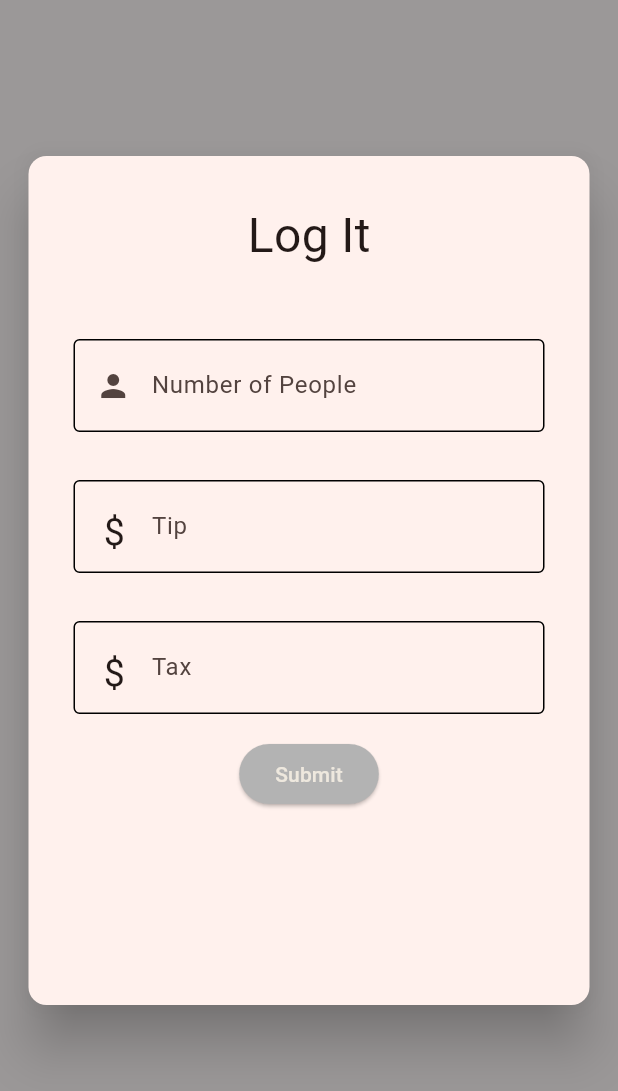
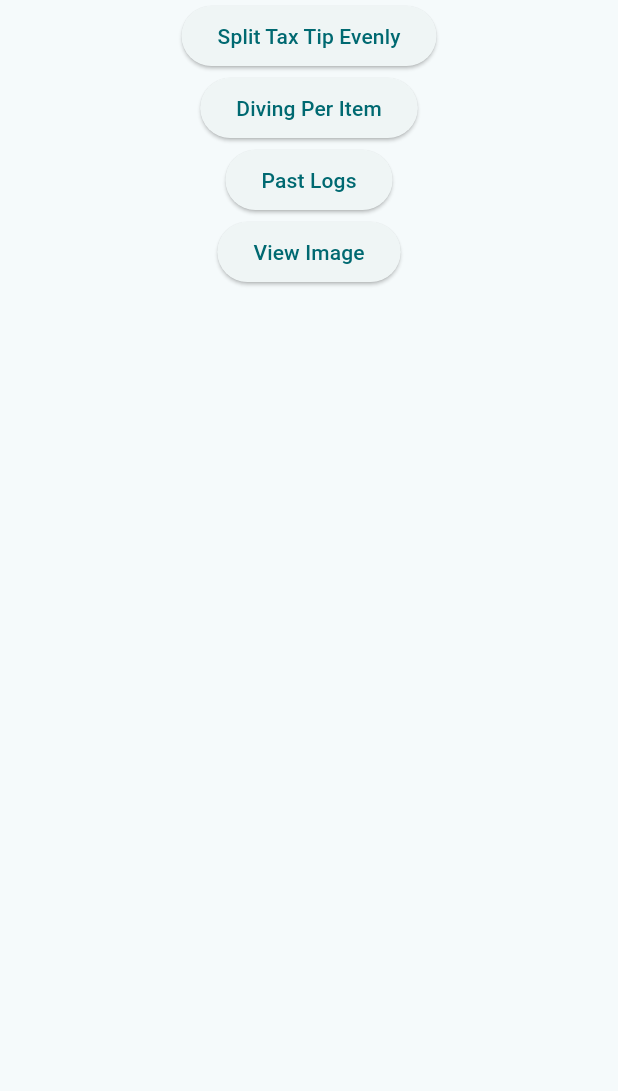
Before and after one commit to CNsquared/ABGapp, a Flutter app: the screen it shows after launch, on a phone screen of 412 x 824 dp. Shown: the top 1091 px of the screen. Run offline on Flutter 3.47's test engine with Material 2 defaults, Android fonts, the light colour scheme and no system bars; our stand-ins replace camera, go_router, shared_preferences.

Commit message:
Revamp two ?

```diff
--- a/lib/DataEntryPage.dart
+++ /dev/null
@@ -1,158 +0,0 @@
-
-
-import 'dart:developer';
-
-import 'package:abg_app/HomePage.dart';
-import 'package:flutter/material.dart';
-import 'package:flutter/services.dart';
-import 'package:provider/provider.dart';
-
-import 'main.dart';
-
-class DataEntryPage extends StatelessWidget{
-
-
-  @override
-  Widget build(BuildContext context) {
-
-    return Column(
-        children: <Widget>[
-          SizedBox(height: 30),
-          Text("Log It", style: TextStyle(fontSize: 32)),
-          SizedBox(height: 30),
-          PeopleEntryForm(),
-          TipEntryForm(),
-          TaxEntryForm(),
-        ]
-    );
-
-  }
-}
-
-
-
-class TipEntryForm extends StatelessWidget{
-
-  const TipEntryForm({
-    super.key,
-  });
-
-  @override
-  Widget build(BuildContext context) {
-    var appState = context.watch<AbgAppState>();
-    return Padding(
-      padding: const EdgeInsets.symmetric(horizontal: 30, vertical: 16),
-      child: TextFormField(
-        onChanged: (text) {
-          if(text != "") {
-            appState.setTip(double.parse(text));
-          }
-        },
-        style: const TextStyle(fontSize: 20, color: Colors.black),
-        decoration: InputDecoration(
-          enabledBorder: const OutlineInputBorder(
-            borderSide: BorderSide(color: Colors.black),
-          ),
-          focusedBorder: const OutlineInputBorder(
-              borderSide: BorderSide(color: Colors.black)),
-          labelText: "Tip",
-          prefixIcon: const Padding(
-              padding: EdgeInsetsDirectional.only(start: 20, top: 10),
-              // ignore: prefer_const_constructors
-              child: Text(
-                "\$",
-                style: TextStyle(fontSize: 25),
-              )),
-        ),
-        keyboardType: const TextInputType.numberWithOptions(decimal: true),
-        inputFormatters: [
-          FilteringTextInputFormatter.allow(RegExp(r'(\d+)?\.?\d{0,2}')),
-        ],
-      ),
-    );
-  }
-}
-
-class TaxEntryForm extends StatelessWidget{
-
-  const TaxEntryForm({
-    super.key,
-  });
-
-  @override
-  Widget build(BuildContext context) {
-    var appState = context.watch<AbgAppState>();
-    return Padding(
-      padding: const EdgeInsets.symmetric(horizontal: 30, vertical: 16),
-      child: TextFormField(
-        onChanged: (text) {
-          if(text != "") {
-            appState.setTax(double.parse(text));
-          }
-        },
-        style: const TextStyle(fontSize: 20, color: Colors.black),
-        decoration: InputDecoration(
-          enabledBorder: const OutlineInputBorder(
-            borderSide: BorderSide(color: Colors.black),
-          ),
-          focusedBorder: const OutlineInputBorder(
-              borderSide: BorderSide(color: Colors.black)),
-          labelText: "Tax",
-          prefixIcon: const Padding(
-              padding: EdgeInsetsDirectional.only(start: 20, top: 10),
-              // ignore: prefer_const_constructors
-              child: Text(
-                "\$",
-                style: TextStyle(fontSize: 25),
-              )),
-        ),
-        keyboardType: const TextInputType.numberWithOptions(decimal: true),
-        inputFormatters: [
-          FilteringTextInputFormatter.allow(RegExp(r'(\d+)?\.?\d{0,2}')),
-        ],
-      ),
-    );
-  }
-}
-
-class PeopleEntryForm extends StatelessWidget{
-
-  const PeopleEntryForm({
-    super.key,
-  });
-
-
-  @override
-  Widget build(BuildContext context) {
-
-    var appState = context.watch<AbgAppState>();
-
-    return Padding(
-      padding: const EdgeInsets.symmetric(horizontal: 30, vertical: 16),
-      child: TextFormField(
-        onChanged: (text) {
-          if(text != "") {
-            appState.setNumPeople(int.parse(text));
-          }
-        },
-        style: const TextStyle(fontSize: 20, color: Colors.black),
-        decoration: InputDecoration(
-          prefixIcon: Padding(
-            padding: const EdgeInsetsDirectional.only(start: 5),
-            child: Icon(Icons.person),
-          ),
-          enabledBorder: const OutlineInputBorder(
-            borderSide: BorderSide(color: Colors.black),
-          ),
-          focusedBorder: const OutlineInputBorder(
-              borderSide: BorderSide(color: Colors.black)),
-          labelText: "Number of People",
-        ),
-        keyboardType: const TextInputType.numberWithOptions(decimal: false, signed: false),
-        inputFormatters: [
-          FilteringTextInputFormatter.allow(RegExp(r"[0-9]")),
-        ],
-      ),
-    );
-  }
-}
--- a/lib/FinalPage.dart
+++ /dev/null
@@ -1,48 +0,0 @@
-
-import 'package:abg_app/paymentCalculator.dart';
-import 'package:flutter/material.dart';
-import 'package:provider/provider.dart';
-
-import 'main.dart';
-
-class FinalPage extends StatelessWidget{
-  @override
-  Widget build(BuildContext context) {
-
-    return Column(
-      children:<Widget>[
-        SizedBox(height: 50),
-        Card(
-          elevation: 50,
-          child: Column(
-              children: <Widget>[
-                SizedBox(height: 30),
-                Text("Log It", style: TextStyle(fontSize: 32)),
-                SizedBox(height: 30, width: 300),
-                DisplayAmountDue(),
-                SizedBox(height: 100),
-              ]
-          ),
-        ),
-        SizedBox(height: 40),
-      ]
-    );
-
-  }
-
-}
-
-class DisplayAmountDue  extends StatelessWidget{
-
-
-  @override
-  Widget build(BuildContext context) {
-
-    var appState = context.watch<AbgAppState>();
-    var paymentCalculator = PaymentCalculator();
-    var amountDue = paymentCalculator.splitTax(appState.taxValue, appState.numPeople) + paymentCalculator.splitTip(appState.tipValue, appState.numPeople);
-    return Text(
-      "Amount Due: $amountDue",
-    );
-  }
-}
--- a/lib/HomePage.dart
+++ /dev/null
@@ -1,95 +0,0 @@
-
-import 'dart:developer';
-
-import 'package:abg_app/FinalPage.dart';
-import 'package:abg_app/main.dart';
-import 'package:flutter/material.dart';
-import 'package:provider/provider.dart';
-
-import 'DataEntryPage.dart';
-
-class HomePage extends StatefulWidget{
-
-  @override
-  State<HomePage> createState() => HomePageState();
-
-}
-
-class HomePageState extends State<HomePage>{
-
-  String selectedIndex = "dataEntry";
-
-  bool _checkFilled (BuildContext context){
-   var appState = Provider.of<AbgAppState>(context, listen: false);
-   return  appState.taxValue != -1 && appState.tipValue != -1 && appState.numPeople != -1;
-  }
-
-  void selectIndex(page){
-    if(_checkFilled(context)) {
-      setState(() {
-      selectedIndex = page;
-    });
-    }
-  }
-
-  @override
-  Widget build(BuildContext context) {
-    //determines which page to load up
-    Column page;
-
-    switch (selectedIndex) {
-      case "dataEntry":
-        page = Column(
-          children: [
-            DataEntryPage(),
-            navigationButton("Submit"),
-          ],
-        );
-        break;
-      case "finalScreen":
-        page = Column(
-          children: [
-            FinalPage(),
-          ],
-        );
-        break;
-      default:
-        throw UnimplementedError('no widget for $selectedIndex');
-    }
-
-    //loads the page
-    return Container(
-      color: Color.fromARGB(255, 155, 152, 152),
-      child: Center(
-        child: Padding(
-          padding:  EdgeInsets.fromLTRB(15, 100, 15, 150),
-          child: Card(
-            elevation: 15,
-            child: Column(
-              children: [
-                page,
-              ],
-            ),
-          ),
-        )
-      ),
-    );
-
-  }
-
-  ElevatedButton navigationButton(String hint) {
-    return ElevatedButton(
-            style: ElevatedButton.styleFrom(
-            backgroundColor: Color.fromARGB(255, 179, 179, 179),
-            ),
-            child: Text(
-            hint,
-              style: TextStyle(color: Color.fromARGB(255, 238, 232, 222)),
-                ),
-            onPressed: () {
-              selectIndex("finalScreen");
-            }
-          );
-  }
-
-}
--- a/lib/main.dart
+++ b/lib/main.dart
@@ -1,56 +1,117 @@
-import 'dart:developer';
-
-import 'package:abg_app/HomePage.dart';
+import 'package:abg_app/models/transactionRecord.dart';
+import 'package:abg_app/screens/log.dart';
+import 'package:abg_app/screens/normalSplit/normalSplit.dart';
+import 'package:abg_app/screens/takePicture/takePicturePage.dart';
+import 'package:abg_app/screens/takePicture/viewPicture.dart';
+import 'package:camera/camera.dart';
+import 'package:go_router/go_router.dart';
 import 'package:flutter/material.dart';
 import 'package:provider/provider.dart';
 
-
 void main() {
-  runApp(const AbgApp());
+  runApp(const MyApp());
 }
 
-class AbgApp extends StatelessWidget {
-  const AbgApp({super.key});
+///Router used to go between different parts of the app
+GoRouter router() {
+  return GoRouter(
+    initialLocation: '/home',
+    routes: [
+      GoRoute(
+        path: '/home',
+        builder: (context, state) => HomePage(),
+      ),
+      GoRoute(
+        path: '/normalSplit',
+        builder: (context, state) => NormalSplit(),
+      ),
+      GoRoute(
+        path: '/log',
+        builder: (context, state) => Log(),
+      ),
+      GoRoute(
+        path: '/viewImage',
+        builder: (context, state) => ViewPicture(),
+      ),
+      GoRoute(
+        path: '/camera',
+        builder: (context, state) {
+          CameraDescription camera = state.extra as CameraDescription;
+          return TakePicturePage(
+            camera: camera,
+          );
+        },
+      ),
+    ],
+  );
+}
+
+///Starting point of the app that creates the state [TransactionRecord]
+class MyApp extends StatelessWidget {
+  const MyApp({super.key});
 
   @override
   Widget build(BuildContext context) {
+    // Builds the home page of the app
     return ChangeNotifierProvider(
-      create: (context) => AbgAppState(),
-      child: MaterialApp(
+      create: (BuildContext context) => TransactionRecord(),
+      //Using [GoRouter] to go between pages in the app
+      child: MaterialApp.router(
         title: 'Log It',
         theme: ThemeData(
           useMaterial3: true,
-          colorScheme: ColorScheme.fromSeed(seedColor: Colors.deepOrange),
+          colorScheme:
+              //DESGIN TEAM
+              //Create actual theme
+              ColorScheme.fromSeed(
+                  seedColor: Color.fromARGB(255, 104, 105, 105)),
         ),
-        home: HomePage(),
+        routerConfig: router(),
       ),
     );
   }
 }
 
-class AbgAppState extends ChangeNotifier {
-  int numPeople  = -1;
-  double tipValue = -1;
-  double taxValue = -1;
-
-  void clear(){
-    numPeople = -1;
-    tipValue = -1;
-    taxValue = -1;
+///Home page of the app that allows navigation between different app functionalities
+class HomePage extends StatelessWidget {
+  @override
+  Widget build(BuildContext context) {
+    //Needs to be set up to look like figma design
+    return Scaffold(
+      body: Center(
+        child: SafeArea(
+          child: Column(
+              crossAxisAlignment: CrossAxisAlignment.center,
+              children: <Widget>[
+                ElevatedButton(
+                  onPressed: () {
+                    context.go('/normalSplit');
+                  },
+                  child: Text("Split Tax Tip Evenly"),
+                ),
+                ElevatedButton(
+                  onPressed: () async {
+                    //getting cameras from the device and using the first one
+                    await availableCameras().then(
+                        (value) => context.go('/camera', extra: value[0]));
+                  },
+                  child: Text("Diving Per Item"),
+                ),
+                ElevatedButton(
+                  onPressed: () {
+                    context.go('/log');
+                  },
+                  child: Text("Past Logs"),
+                ),
+                ElevatedButton(
+                  onPressed: () {
+                    context.go('/viewImage');
+                  },
+                  child: Text("View Image"),
+                ),
+              ]),
+        ),
+      ),
+    );
   }
-
-  void setTax(double parse) {
-    log(parse.toString());
-    taxValue = parse ;
-  }
-  void setTip(double parse) {
-    log(parse.toString());
-    tipValue = parse;
-  }
-  void setNumPeople(int parse) {
-    log("num of peoples set as $parse");
-    numPeople = parse;
-  }
-
-
 }
```
